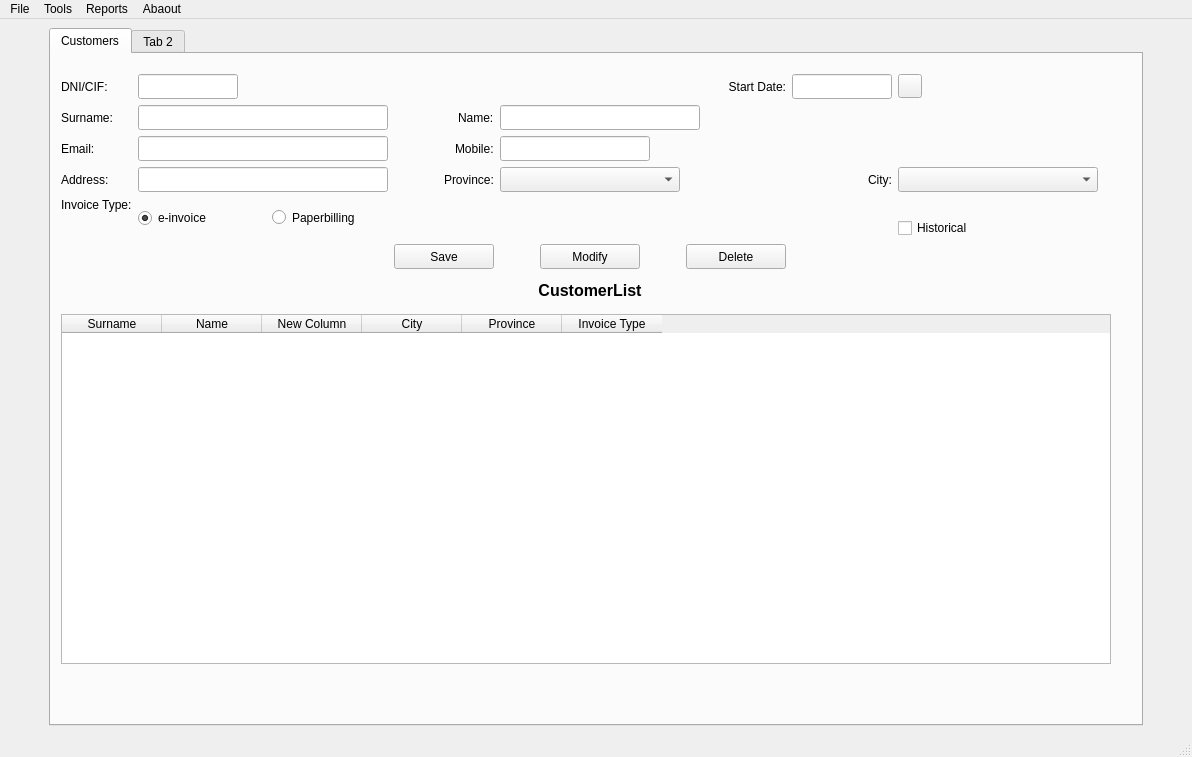
Above: templates/window.ui from MiguelRQ24/espresa_teis before the change. Below: the same form after it.
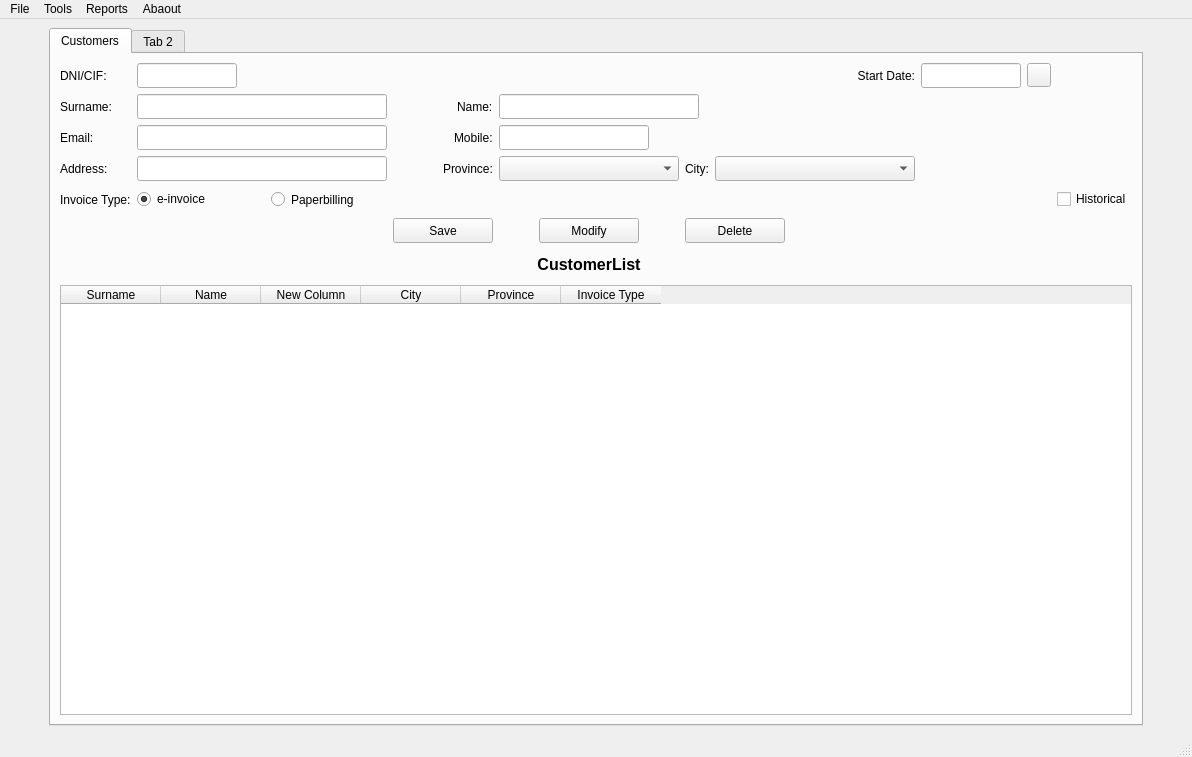
That is the form after the change. Icons and pictures are not drawn.

Commit message: feat(window.py): Crear el layout para que tambien contenga el tab

What changed in the file:
```diff
--- a/templates/window.ui
+++ b/templates/window.ui
@@ -46,66 +46,11 @@
        <attribute name="title">
         <string>Customers</string>
        </attribute>
-       <widget class="QTableWidget" name="tableCustomerList">
-        <property name="geometry">
-         <rect>
-          <x>10</x>
-          <y>260</y>
-          <width>1050</width>
-          <height>350</height>
-         </rect>
-        </property>
+       <layout class="QGridLayout" name="gridLayout">
+        <item row="4" column="2">
+         <widget class="QRadioButton" name="rbtFacpapel">
         <property name="minimumSize">
          <size>
-          <width>1050</width>
-          <height>200</height>
-         </size>
-        </property>
-        <column>
-         <property name="text">
-          <string>Surname</string>
-         </property>
-        </column>
-        <column>
-         <property name="text">
-          <string>Name</string>
-         </property>
-        </column>
-        <column>
-         <property name="text">
-          <string>New Column</string>
-         </property>
-        </column>
-        <column>
-         <property name="text">
-          <string>City</string>
-         </property>
-        </column>
-        <column>
-         <property name="text">
-          <string>Province</string>
-         </property>
-        </column>
-        <column>
-         <property name="text">
-          <string>Invoice Type</string>
-         </property>
-        </column>
-       </widget>
-       <widget class="QWidget" name="layoutWidget">
-        <property name="geometry">
-         <rect>
-          <x>10</x>
-          <y>20</y>
-          <width>1051</width>
-          <height>229</height>
-         </rect>
-        </property>
-        <layout class="QGridLayout" name="gridLayout_2">
-         <item row="0" column="6">
-          <widget class="QLineEdit" name="txtAltacli">
-           <property name="minimumSize">
-            <size>
              <width>100</width>
              <height>25</height>
             </size>
@@ -117,38 +62,41 @@
             </size>
            </property>
            <property name="text">
-            <string/>
-           </property>
-           <property name="alignment">
-            <set>Qt::AlignCenter</set>
-           </property>
-          </widget>
-         </item>
-         <item row="0" column="7">
-          <widget class="QPushButton" name="btnFechaaltacli">
+           <string>Paperbilling</string>
+          </property>
+          <attribute name="buttonGroup">
+           <string notr="true">groupbtnFac</string>
+          </attribute>
+         </widget>
+        </item>
+        <item row="2" column="3" alignment="Qt::AlignRight">
+         <widget class="QLabel" name="lblMobilecli">
            <property name="maximumSize">
             <size>
-             <width>24</width>
-             <height>24</height>
+            <width>75</width>
+            <height>16777215</height>
             </size>
            </property>
            <property name="text">
-            <string/>
-           </property>
-           <property name="icon">
-            <iconset>
-             <normaloff>../img/calendar.png</normaloff>../img/calendar.png</iconset>
-           </property>
-           <property name="iconSize">
+           <string>Mobile:</string>
+          </property>
+         </widget>
+        </item>
+        <item row="3" column="3" alignment="Qt::AlignRight">
+         <widget class="QLabel" name="lblProvincecli">
+          <property name="maximumSize">
             <size>
-             <width>24</width>
-             <height>24</height>
-            </size>
-           </property>
-          </widget>
-         </item>
-         <item row="6" column="5">
-          <widget class="QPushButton" name="btnDelcli">
+            <width>50</width>
+            <height>25</height>
+           </size>
+          </property>
+          <property name="text">
+           <string>Province:</string>
+          </property>
+         </widget>
+        </item>
+        <item row="5" column="3">
+         <widget class="QPushButton" name="btnSavecli">
            <property name="minimumSize">
             <size>
              <width>100</width>
@@ -162,11 +110,11 @@
             </size>
            </property>
            <property name="text">
-            <string>Delete</string>
+           <string>Save</string>
            </property>
           </widget>
          </item>
-         <item row="7" column="4" alignment="Qt::AlignHCenter">
+        <item row="6" column="4" alignment="Qt::AlignHCenter">
           <widget class="QLabel" name="lblListcli">
            <property name="sizePolicy">
             <sizepolicy hsizetype="Preferred" vsizetype="Preferred">
@@ -201,143 +149,6 @@
            </property>
           </widget>
          </item>
-         <item row="5" column="7">
-          <widget class="QCheckBox" name="chkHistoriccli">
-           <property name="text">
-            <string>Historical</string>
-           </property>
-          </widget>
-         </item>
-         <item row="4" column="2" rowspan="2">
-          <widget class="QRadioButton" name="rbtFacpapel">
-           <property name="minimumSize">
-            <size>
-             <width>100</width>
-             <height>25</height>
-            </size>
-           </property>
-           <property name="maximumSize">
-            <size>
-             <width>100</width>
-             <height>25</height>
-            </size>
-           </property>
-           <property name="text">
-            <string>Paperbilling</string>
-           </property>
-           <attribute name="buttonGroup">
-            <string notr="true">groupbtnFac</string>
-           </attribute>
-          </widget>
-         </item>
-         <item row="6" column="3">
-          <widget class="QPushButton" name="btnSavecli">
-           <property name="minimumSize">
-            <size>
-             <width>100</width>
-             <height>25</height>
-            </size>
-           </property>
-           <property name="maximumSize">
-            <size>
-             <width>100</width>
-             <height>25</height>
-            </size>
-           </property>
-           <property name="text">
-            <string>Save</string>
-           </property>
-          </widget>
-         </item>
-         <item row="4" column="1" rowspan="2">
-          <widget class="QRadioButton" name="rbtFace">
-           <property name="minimumSize">
-            <size>
-             <width>100</width>
-             <height>0</height>
-            </size>
-           </property>
-           <property name="maximumSize">
-            <size>
-             <width>100</width>
-             <height>16777215</height>
-            </size>
-           </property>
-           <property name="text">
-            <string>e-invoice</string>
-           </property>
-           <property name="checked">
-            <bool>true</bool>
-           </property>
-           <attribute name="buttonGroup">
-            <string notr="true">groupbtnFac</string>
-           </attribute>
-          </widget>
-         </item>
-         <item row="6" column="4" alignment="Qt::AlignHCenter">
-          <widget class="QPushButton" name="btmModycli">
-           <property name="minimumSize">
-            <size>
-             <width>100</width>
-             <height>25</height>
-            </size>
-           </property>
-           <property name="maximumSize">
-            <size>
-             <width>100</width>
-             <height>25</height>
-            </size>
-           </property>
-           <property name="text">
-            <string>Modify</string>
-           </property>
-          </widget>
-         </item>
-         <item row="0" column="0">
-          <widget class="QLabel" name="lblDnicli">
-           <property name="maximumSize">
-            <size>
-             <width>70</width>
-             <height>16777215</height>
-            </size>
-           </property>
-           <property name="text">
-            <string>DNI/CIF:</string>
-           </property>
-           <property name="alignment">
-            <set>Qt::AlignLeading|Qt::AlignLeft|Qt::AlignVCenter</set>
-           </property>
-          </widget>
-         </item>
-         <item row="0" column="1">
-          <widget class="QLineEdit" name="txtDnicli">
-           <property name="minimumSize">
-            <size>
-             <width>100</width>
-             <height>25</height>
-            </size>
-           </property>
-           <property name="maximumSize">
-            <size>
-             <width>100</width>
-             <height>25</height>
-            </size>
-           </property>
-          </widget>
-         </item>
-         <item row="1" column="0">
-          <widget class="QLabel" name="lblApelcli">
-           <property name="maximumSize">
-            <size>
-             <width>75</width>
-             <height>16777215</height>
-            </size>
-           </property>
-           <property name="text">
-            <string>Surname:</string>
-           </property>
-          </widget>
-         </item>
          <item row="1" column="1" colspan="2">
           <widget class="QLineEdit" name="txtApelcli">
            <property name="minimumSize">
@@ -354,48 +165,6 @@
            </property>
           </widget>
          </item>
-         <item row="2" column="0">
-          <widget class="QLabel" name="lblEmailcli">
-           <property name="maximumSize">
-            <size>
-             <width>75</width>
-             <height>16777215</height>
-            </size>
-           </property>
-           <property name="text">
-            <string>Email:</string>
-           </property>
-          </widget>
-         </item>
-         <item row="2" column="1" colspan="2">
-          <widget class="QLineEdit" name="txtEmailcli">
-           <property name="minimumSize">
-            <size>
-             <width>250</width>
-             <height>25</height>
-            </size>
-           </property>
-           <property name="maximumSize">
-            <size>
-             <width>250</width>
-             <height>25</height>
-            </size>
-           </property>
-          </widget>
-         </item>
-         <item row="2" column="3" alignment="Qt::AlignRight">
-          <widget class="QLabel" name="lblMobilecli">
-           <property name="maximumSize">
-            <size>
-             <width>75</width>
-             <height>16777215</height>
-            </size>
-           </property>
-           <property name="text">
-            <string>Mobile:</string>
-           </property>
-          </widget>
-         </item>
          <item row="1" column="3" alignment="Qt::AlignRight">
           <widget class="QLabel" name="lblNombrecli">
            <property name="maximumSize">
@@ -409,6 +178,65 @@
            </property>
           </widget>
          </item>
+        <item row="5" column="4" alignment="Qt::AlignHCenter">
+         <widget class="QPushButton" name="btmModycli">
+          <property name="minimumSize">
+           <size>
+            <width>100</width>
+            <height>25</height>
+           </size>
+          </property>
+          <property name="maximumSize">
+           <size>
+            <width>100</width>
+            <height>25</height>
+           </size>
+          </property>
+          <property name="text">
+           <string>Modify</string>
+          </property>
+         </widget>
+        </item>
+        <item row="7" column="0" colspan="10">
+         <widget class="QTableWidget" name="tableCustomerList">
+          <property name="minimumSize">
+           <size>
+            <width>1050</width>
+            <height>200</height>
+           </size>
+          </property>
+          <column>
+           <property name="text">
+            <string>Surname</string>
+           </property>
+          </column>
+          <column>
+           <property name="text">
+            <string>Name</string>
+           </property>
+          </column>
+          <column>
+           <property name="text">
+            <string>New Column</string>
+           </property>
+          </column>
+          <column>
+           <property name="text">
+            <string>City</string>
+           </property>
+          </column>
+          <column>
+           <property name="text">
+            <string>Province</string>
+           </property>
+          </column>
+          <column>
+           <property name="text">
+            <string>Invoice Type</string>
+           </property>
+          </column>
+         </widget>
+        </item>
          <item row="1" column="4" colspan="2">
           <widget class="QLineEdit" name="txtNombrecli">
            <property name="minimumSize">
@@ -428,41 +256,6 @@
            </property>
           </widget>
          </item>
-         <item row="2" column="4">
-          <widget class="QLineEdit" name="txtMobilecli">
-           <property name="minimumSize">
-            <size>
-             <width>150</width>
-             <height>25</height>
-            </size>
-           </property>
-           <property name="maximumSize">
-            <size>
-             <width>150</width>
-             <height>25</height>
-            </size>
-           </property>
-           <property name="text">
-            <string/>
-           </property>
-          </widget>
-         </item>
-         <item row="3" column="1" colspan="2">
-          <widget class="QLineEdit" name="txtAddresscli">
-           <property name="minimumSize">
-            <size>
-             <width>250</width>
-             <height>25</height>
-            </size>
-           </property>
-           <property name="maximumSize">
-            <size>
-             <width>250</width>
-             <height>25</height>
-            </size>
-           </property>
-          </widget>
-         </item>
          <item row="3" column="0">
           <widget class="QLabel" name="lblAddress">
            <property name="maximumSize">
@@ -476,16 +269,19 @@
            </property>
           </widget>
          </item>
-         <item row="3" column="3" alignment="Qt::AlignRight">
-          <widget class="QLabel" name="lblProvincecli">
-           <property name="maximumSize">
+        <item row="3" column="1" colspan="2">
+         <widget class="QLineEdit" name="txtAddresscli">
+          <property name="minimumSize">
             <size>
-             <width>50</width>
+            <width>250</width>
              <height>25</height>
             </size>
            </property>
-           <property name="text">
-            <string>Province:</string>
+          <property name="maximumSize">
+           <size>
+            <width>250</width>
+            <height>25</height>
+           </size>
            </property>
           </widget>
          </item>
@@ -505,35 +301,18 @@
            </property>
           </widget>
          </item>
-         <item row="3" column="6" alignment="Qt::AlignRight">
-          <widget class="QLabel" name="lblCitycli">
-           <property name="text">
-            <string>City:</string>
-           </property>
-          </widget>
-         </item>
-         <item row="3" column="7" colspan="2">
-          <widget class="QComboBox" name="cmbCitycli">
-           <property name="minimumSize">
-            <size>
-             <width>200</width>
-             <height>25</height>
-            </size>
-           </property>
-           <property name="maximumSize">
-            <size>
-             <width>200</width>
-             <height>25</height>
-            </size>
-           </property>
-          </widget>
-         </item>
          <item row="4" column="0">
           <widget class="QLabel" name="lblTipofaccli">
+          <property name="minimumSize">
+           <size>
+            <width>0</width>
+            <height>25</height>
+           </size>
+          </property>
            <property name="maximumSize">
             <size>
              <width>75</width>
-             <height>16777215</height>
+            <height>25</height>
             </size>
            </property>
            <property name="text">
@@ -541,7 +320,174 @@
            </property>
           </widget>
          </item>
-         <item row="0" column="5">
+        <item row="1" column="0">
+         <widget class="QLabel" name="lblApelcli">
+          <property name="maximumSize">
+           <size>
+            <width>75</width>
+            <height>16777215</height>
+           </size>
+          </property>
+          <property name="text">
+           <string>Surname:</string>
+          </property>
+         </widget>
+        </item>
+        <item row="2" column="0">
+         <widget class="QLabel" name="lblEmailcli">
+          <property name="maximumSize">
+           <size>
+            <width>75</width>
+            <height>16777215</height>
+           </size>
+          </property>
+          <property name="text">
+           <string>Email:</string>
+          </property>
+         </widget>
+        </item>
+        <item row="5" column="5" colspan="2">
+         <widget class="QPushButton" name="btnDelcli">
+          <property name="minimumSize">
+           <size>
+            <width>100</width>
+            <height>25</height>
+           </size>
+          </property>
+          <property name="maximumSize">
+           <size>
+            <width>100</width>
+            <height>25</height>
+           </size>
+          </property>
+          <property name="text">
+           <string>Delete</string>
+          </property>
+         </widget>
+        </item>
+        <item row="4" column="1">
+         <widget class="QRadioButton" name="rbtFace">
+          <property name="minimumSize">
+           <size>
+            <width>100</width>
+            <height>0</height>
+           </size>
+          </property>
+          <property name="maximumSize">
+           <size>
+            <width>100</width>
+            <height>16777215</height>
+           </size>
+          </property>
+          <property name="text">
+           <string>e-invoice</string>
+          </property>
+          <property name="checked">
+           <bool>true</bool>
+          </property>
+          <attribute name="buttonGroup">
+           <string notr="true">groupbtnFac</string>
+          </attribute>
+         </widget>
+        </item>
+        <item row="0" column="8" alignment="Qt::AlignLeft">
+         <widget class="QPushButton" name="btnFechaaltacli">
+          <property name="maximumSize">
+           <size>
+            <width>24</width>
+            <height>24</height>
+           </size>
+          </property>
+          <property name="text">
+           <string/>
+          </property>
+          <property name="icon">
+           <iconset>
+            <normaloff>../img/calendar.png</normaloff>../img/calendar.png</iconset>
+          </property>
+          <property name="iconSize">
+           <size>
+            <width>24</width>
+            <height>24</height>
+           </size>
+          </property>
+         </widget>
+        </item>
+        <item row="2" column="1" colspan="2">
+         <widget class="QLineEdit" name="txtEmailcli">
+          <property name="minimumSize">
+           <size>
+            <width>250</width>
+            <height>25</height>
+           </size>
+          </property>
+          <property name="maximumSize">
+           <size>
+            <width>250</width>
+            <height>25</height>
+           </size>
+          </property>
+         </widget>
+        </item>
+        <item row="2" column="4">
+         <widget class="QLineEdit" name="txtMobilecli">
+          <property name="minimumSize">
+           <size>
+            <width>150</width>
+            <height>25</height>
+           </size>
+          </property>
+          <property name="maximumSize">
+           <size>
+            <width>150</width>
+            <height>25</height>
+           </size>
+          </property>
+          <property name="text">
+           <string/>
+          </property>
+         </widget>
+        </item>
+        <item row="4" column="9">
+         <widget class="QCheckBox" name="chkHistoriccli">
+          <property name="text">
+           <string>Historical</string>
+          </property>
+         </widget>
+        </item>
+        <item row="0" column="0">
+         <widget class="QLabel" name="lblDnicli">
+          <property name="maximumSize">
+           <size>
+            <width>70</width>
+            <height>16777215</height>
+           </size>
+          </property>
+          <property name="text">
+           <string>DNI/CIF:</string>
+          </property>
+          <property name="alignment">
+           <set>Qt::AlignLeading|Qt::AlignLeft|Qt::AlignVCenter</set>
+          </property>
+         </widget>
+        </item>
+        <item row="0" column="1">
+         <widget class="QLineEdit" name="txtDnicli">
+          <property name="minimumSize">
+           <size>
+            <width>100</width>
+            <height>25</height>
+           </size>
+          </property>
+          <property name="maximumSize">
+           <size>
+            <width>100</width>
+            <height>25</height>
+           </size>
+          </property>
+         </widget>
+        </item>
+        <item row="0" column="6" alignment="Qt::AlignRight">
           <widget class="QLabel" name="lblAltacli">
            <property name="minimumSize">
             <size>
@@ -563,8 +509,52 @@
            </property>
           </widget>
          </item>
-        </layout>
-       </widget>
+        <item row="0" column="7">
+         <widget class="QLineEdit" name="txtAltacli">
+          <property name="minimumSize">
+           <size>
+            <width>100</width>
+            <height>25</height>
+           </size>
+          </property>
+          <property name="maximumSize">
+           <size>
+            <width>100</width>
+            <height>25</height>
+           </size>
+          </property>
+          <property name="text">
+           <string/>
+          </property>
+          <property name="alignment">
+           <set>Qt::AlignCenter</set>
+          </property>
+         </widget>
+        </item>
+        <item row="3" column="5">
+         <widget class="QLabel" name="lblCitycli">
+          <property name="text">
+           <string>City:</string>
+          </property>
+         </widget>
+        </item>
+        <item row="3" column="6">
+         <widget class="QComboBox" name="cmbCitycli">
+          <property name="minimumSize">
+           <size>
+            <width>200</width>
+            <height>25</height>
+           </size>
+          </property>
+          <property name="maximumSize">
+           <size>
+            <width>200</width>
+            <height>25</height>
+           </size>
+          </property>
+         </widget>
+        </item>
+       </layout>
       </widget>
       <widget class="QWidget" name="tab_2">
        <attribute name="title">
```
Left out of the diff: 2 changed lines with no effect on the pictures. Lines whose indentation alone changed are shown as unchanged. The commit also changes 1 other file.
